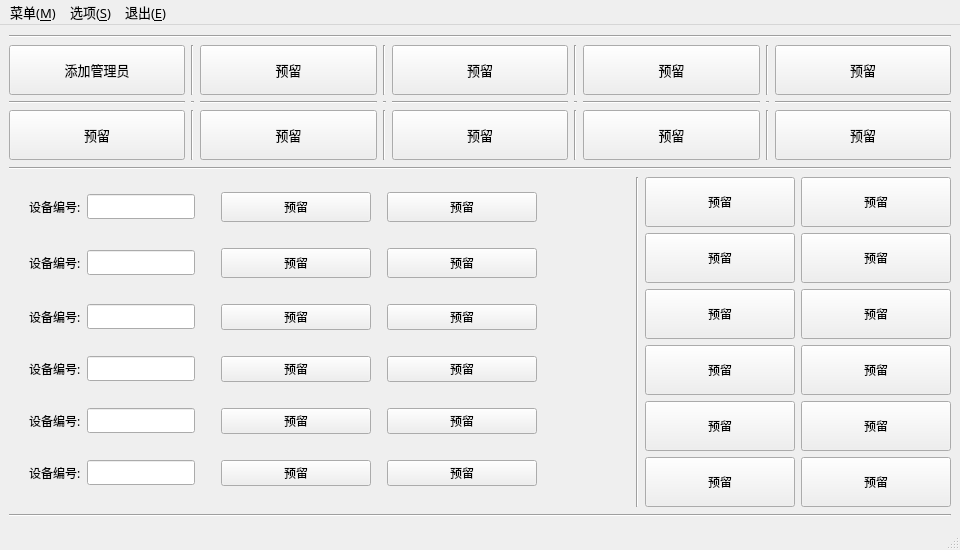
First picture: the form in src/_APL/SimulateDataToolForm/simulatedatatoolform.ui, repository QmGohinn/DaDoeiamiSys, before the edit.
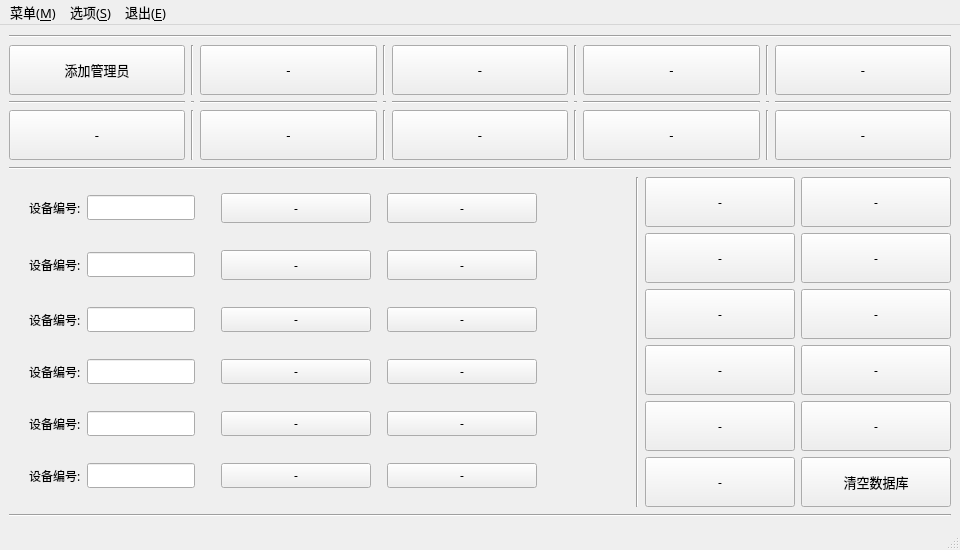
Second picture: the form after the edit. Icons and pictures are not drawn.

What changed in the file:
```diff
--- a/src/_APL/SimulateDataToolForm/simulatedatatoolform.ui
+++ b/src/_APL/SimulateDataToolForm/simulatedatatoolform.ui
@@ -64,7 +64,7 @@
          </font>
         </property>
         <property name="text">
-         <string>预留</string>
+         <string>-</string>
         </property>
         <property name="flat">
          <bool>false</bool>
@@ -107,7 +107,7 @@
          </font>
         </property>
         <property name="text">
-         <string>预留</string>
+         <string>-</string>
         </property>
         <property name="flat">
          <bool>false</bool>
@@ -136,7 +136,7 @@
          </font>
         </property>
         <property name="text">
-         <string>预留</string>
+         <string>-</string>
         </property>
         <property name="flat">
          <bool>false</bool>
@@ -172,7 +172,7 @@
          </font>
         </property>
         <property name="text">
-         <string>预留</string>
+         <string>-</string>
         </property>
         <property name="flat">
          <bool>false</bool>
@@ -222,7 +222,7 @@
          </font>
         </property>
         <property name="text">
-         <string>预留</string>
+         <string>-</string>
         </property>
         <property name="flat">
          <bool>false</bool>
@@ -306,7 +306,7 @@
          </font>
         </property>
         <property name="text">
-         <string>预留</string>
+         <string>-</string>
         </property>
         <property name="flat">
          <bool>false</bool>
@@ -335,7 +335,7 @@
          </font>
         </property>
         <property name="text">
-         <string>预留</string>
+         <string>-</string>
         </property>
         <property name="flat">
          <bool>false</bool>
@@ -378,7 +378,7 @@
          </font>
         </property>
         <property name="text">
-         <string>预留</string>
+         <string>-</string>
         </property>
         <property name="flat">
          <bool>false</bool>
@@ -400,7 +400,7 @@
          </font>
         </property>
         <property name="text">
-         <string>预留</string>
+         <string>-</string>
         </property>
         <property name="flat">
          <bool>false</bool>
@@ -429,7 +429,7 @@
            </size>
           </property>
           <property name="text">
-           <string>预留</string>
+           <string>-</string>
           </property>
           <property name="flat">
            <bool>false</bool>
@@ -439,7 +439,7 @@
         <item row="6" column="6">
          <widget class="QPushButton" name="pushButton_20">
           <property name="text">
-           <string>预留</string>
+           <string>-</string>
           </property>
          </widget>
         </item>
@@ -498,7 +498,7 @@
         <item row="10" column="6">
          <widget class="QPushButton" name="pushButton_24">
           <property name="text">
-           <string>预留</string>
+           <string>-</string>
           </property>
          </widget>
         </item>
@@ -547,7 +547,7 @@
         <item row="10" column="4">
          <widget class="QPushButton" name="pushButton_22">
           <property name="text">
-           <string>预留</string>
+           <string>-</string>
           </property>
          </widget>
         </item>
@@ -599,7 +599,7 @@
            </size>
           </property>
           <property name="text">
-           <string>预留</string>
+           <string>-</string>
           </property>
           <property name="default">
            <bool>false</bool>
@@ -632,7 +632,7 @@
            </size>
           </property>
           <property name="text">
-           <string>预留</string>
+           <string>-</string>
           </property>
           <property name="flat">
            <bool>false</bool>
@@ -642,21 +642,21 @@
         <item row="4" column="4">
          <widget class="QPushButton" name="pushButton_14">
           <property name="text">
-           <string>预留</string>
+           <string>-</string>
           </property>
          </widget>
         </item>
         <item row="8" column="6">
          <widget class="QPushButton" name="pushButton_23">
           <property name="text">
-           <string>预留</string>
+           <string>-</string>
           </property>
          </widget>
         </item>
         <item row="4" column="6">
          <widget class="QPushButton" name="pushButton_18">
           <property name="text">
-           <string>预留</string>
+           <string>-</string>
           </property>
          </widget>
         </item>
@@ -669,7 +669,7 @@
            </size>
           </property>
           <property name="text">
-           <string>预留</string>
+           <string>-</string>
           </property>
           <property name="default">
            <bool>false</bool>
@@ -682,7 +682,7 @@
         <item row="8" column="4">
          <widget class="QPushButton" name="pushButton_21">
           <property name="text">
-           <string>预留</string>
+           <string>-</string>
           </property>
          </widget>
         </item>
@@ -705,7 +705,7 @@
         <item row="6" column="4">
          <widget class="QPushButton" name="pushButton_19">
           <property name="text">
-           <string>预留</string>
+           <string>-</string>
           </property>
          </widget>
         </item>
@@ -771,7 +771,7 @@
            </size>
           </property>
           <property name="text">
-           <string>预留</string>
+           <string>-</string>
           </property>
          </widget>
         </item>
@@ -784,7 +784,7 @@
            </size>
           </property>
           <property name="text">
-           <string>预留</string>
+           <string>-</string>
           </property>
          </widget>
         </item>
@@ -797,7 +797,7 @@
            </size>
           </property>
           <property name="text">
-           <string>预留</string>
+           <string>-</string>
           </property>
          </widget>
         </item>
@@ -810,7 +810,7 @@
            </size>
           </property>
           <property name="text">
-           <string>预留</string>
+           <string>-</string>
           </property>
          </widget>
         </item>
@@ -823,7 +823,7 @@
            </size>
           </property>
           <property name="text">
-           <string>预留</string>
+           <string>-</string>
           </property>
          </widget>
         </item>
@@ -835,8 +835,24 @@
             <height>50</height>
            </size>
           </property>
+          <property name="font">
+           <font>
+            <family>宋体</family>
+            <pointsize>10</pointsize>
+           </font>
+          </property>
           <property name="text">
-           <string>预留</string>
+           <string>清空数据库</string>
+          </property>
+          <property name="icon">
+           <iconset resource="../../../Resource.qrc">
+            <normaloff>:/res/tab/clear.ico</normaloff>:/res/tab/clear.ico</iconset>
+          </property>
+          <property name="iconSize">
+           <size>
+            <width>30</width>
+            <height>30</height>
+           </size>
           </property>
           <property name="default">
            <bool>false</bool>
@@ -855,7 +871,7 @@
            </size>
           </property>
           <property name="text">
-           <string>预留</string>
+           <string>-</string>
           </property>
          </widget>
         </item>
@@ -868,7 +884,7 @@
            </size>
           </property>
           <property name="text">
-           <string>预留</string>
+           <string>-</string>
           </property>
           <property name="default">
            <bool>false</bool>
@@ -887,7 +903,7 @@
            </size>
           </property>
           <property name="text">
-           <string>预留</string>
+           <string>-</string>
           </property>
          </widget>
         </item>
@@ -900,7 +916,7 @@
            </size>
           </property>
           <property name="text">
-           <string>预留</string>
+           <string>-</string>
           </property>
          </widget>
         </item>
@@ -913,7 +929,7 @@
            </size>
           </property>
           <property name="text">
-           <string>预留</string>
+           <string>-</string>
           </property>
          </widget>
         </item>
@@ -926,7 +942,7 @@
            </size>
           </property>
           <property name="text">
-           <string>预留</string>
+           <string>-</string>
           </property>
          </widget>
         </item>
```
